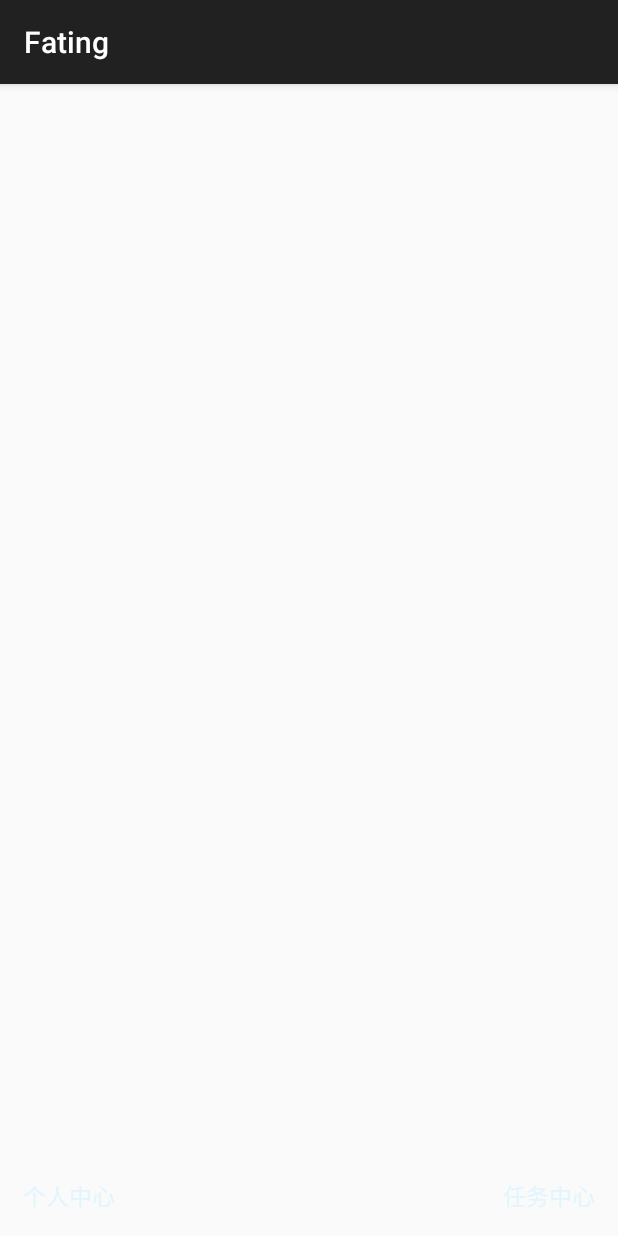
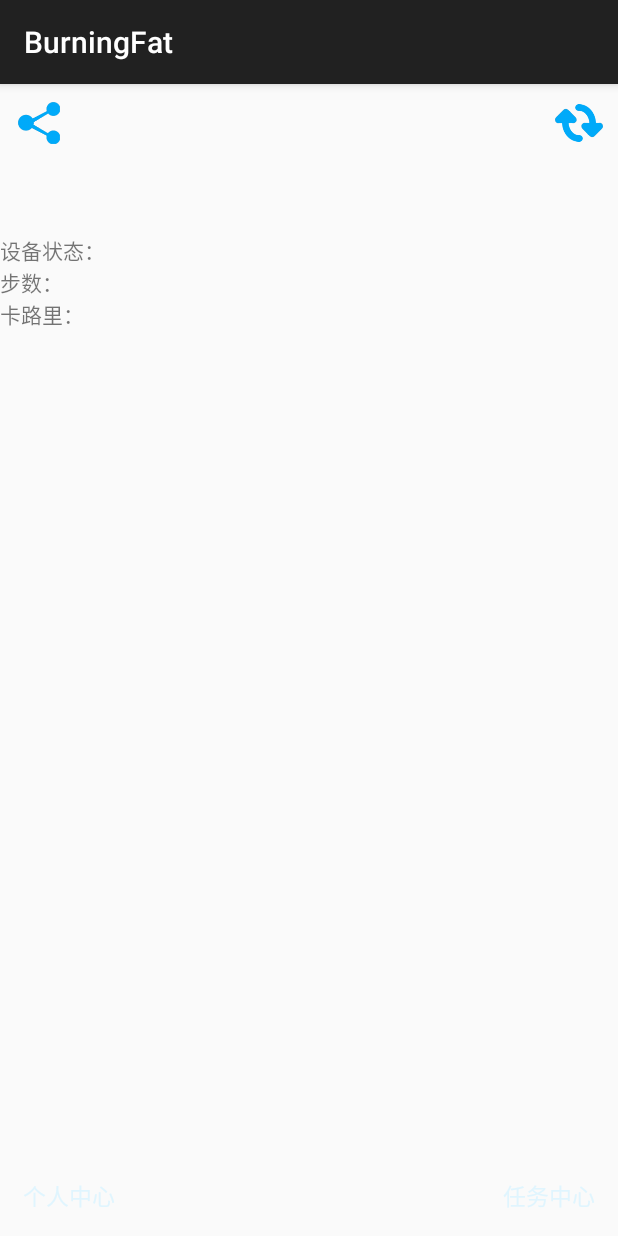
Before and after one commit to milov95/BurningFat, an Android app: the fragment HomeFragment shown on its own in the app's theme, on a phone screen of 412 x 824 dp. Run offline under Robolectric (Android 15) with nearby library versions, the phone set to English and light mode, and no system bars; plain views replace PercentRelativeLayout.

Commit message:
增加了PersonalFragment,MissionFragment以及用于测试的首页TextView

```diff
--- a/app/src/main/java/com/milov/fat/fragment/HomeFragment.java
+++ b/app/src/main/java/com/milov/fat/fragment/HomeFragment.java
@@ -1,19 +1,45 @@
 package com.milov.fat.fragment;
 
-import android.app.Fragment;
+
 import android.os.Bundle;
+import android.support.v4.app.Fragment;
 import android.view.LayoutInflater;
 import android.view.View;
+import android.view.View.OnClickListener;
 import android.view.ViewGroup;
+import android.widget.ImageView;
+import android.widget.TextView;
+
 import com.milov.fat.R;
+
+import org.w3c.dom.Text;
 
 /**
  * Created by Milov on 2015/8/22.
  */
-public class HomeFragment extends Fragment{
+public class HomeFragment extends Fragment implements OnClickListener {
+
     @Override
     public View onCreateView(LayoutInflater inflater, ViewGroup container,Bundle savedInstanceState) {
-        View view = inflater.inflate(R.layout.home_fragment_layout,container);
+        View view = inflater.inflate(R.layout.home_fragment_layout,container,false);
+        TextView personalView = (TextView) view.findViewById(R.id.personal_TextView);
+        TextView missionView = (TextView) view.findViewById(R.id.mission_TextView);
+        personalView.setOnClickListener(this);
+        missionView.setOnClickListener(this);
         return view;
     }
+
+    @Override
+    public void onClick(View v) {
+        if(getActivity() instanceof HomeFragClickListener){
+            ((HomeFragClickListener) getActivity()).onHomeFragClick(v);
+        }
+    }
+
+    //统一由Activity负责响应操作
+    public interface HomeFragClickListener{
+        void onHomeFragClick(View view);
+    }
+
+
 }
--- a/app/src/main/java/com/milov/fat/view/ActionBarLayout.java
+++ b/app/src/main/java/com/milov/fat/view/ActionBarLayout.java
@@ -2,6 +2,7 @@ package com.milov.fat.view;
 
 import android.content.Context;
 import android.util.AttributeSet;
+import android.util.Log;
 import android.view.ViewGroup;
 
 import com.milov.fat.util.DisplayUtil;
@@ -42,19 +43,20 @@ public class ActionBarLayout extends ViewGroup {
     protected void onMeasure(int widthMeasureSpec, int heightMeasureSpec){
         measureChildren(widthMeasureSpec, heightMeasureSpec);
         setMeasuredDimension(widthMeasureSpec, heightMeasureSpec);
-        //获取标题栏高度
-        BAR_HEIGHT=getHeight();
     }
 
     @Override
     public void onLayout(boolean changed, int left, int top, int right, int bottom){
+        //获取标题栏高度
+        BAR_HEIGHT=getHeight();
         //子控件的外边距
-        final int margin = displayUtil.dp2px(13);
+        final int margin = displayUtil.dp2px(0);
         //子控件的高度以及左右两个图标的宽度
         final int square = (int) BAR_HEIGHT - (2*margin);
         //部署控件
         //左边的图标
         getChildAt(0).layout(margin, margin, margin + square, margin + square);
+        Log.i("actionBar--layout", getChildAt(0).toString() + "-----"+BAR_HEIGHT+"|"+margin);
         //中间的文字
         getChildAt(1).layout(margin + square, margin, (int) SCREEN_WIDTH - margin - square,margin+square);
         //如果右边有图标，则部署
--- a/app/src/main/res/layout/home_fragment_layout.xml
+++ b/app/src/main/res/layout/home_fragment_layout.xml
@@ -16,27 +16,83 @@
 
     <com.milov.fat.view.ActionBarLayout
         android:layout_width="match_parent"
-        android:layout_height="50dp">
+        android:layout_height="52dp">
 
         <ImageView
-            android:id="@+id/share_button"
+            android:id="@+id/share_image"
             android:layout_width="0dp"
             android:layout_height="0dp"
-            android:src="@drawable/share"/>
+            android:src="@drawable/share"
+            android:padding="10dp"/>
 
         <TextView
             android:layout_width="wrap_content"
             android:layout_height="0dp"
             android:textSize="19dp"
-            android:gravity="center" />
+            android:gravity="center"
+            android:padding="10dp"/>
 
         <ImageView
-            android:id="@+id/refresh_button"
+            android:id="@+id/refresh_image"
             android:layout_width="0dp"
             android:layout_height="0dp"
-            android:src="@drawable/refresh"/>
+            android:src="@drawable/refresh"
+            android:padding="10dp"/>
 
     </com.milov.fat.view.ActionBarLayout>
+
+    <LinearLayout
+        android:layout_width="match_parent"
+        android:layout_height="wrap_content"
+        android:id="@+id/home_test"
+        android:orientation="horizontal"
+        android:layout_marginTop="100dp">
+
+        <LinearLayout
+            android:layout_width="wrap_content"
+            android:layout_height="wrap_content"
+            android:orientation="vertical">
+
+            <TextView
+                android:layout_width="wrap_content"
+                android:layout_height="wrap_content"
+                android:text="设备状态："
+                />
+            <TextView
+                android:layout_width="wrap_content"
+                android:layout_height="wrap_content"
+                android:text="步数："/>
+            <TextView
+                android:layout_width="wrap_content"
+                android:layout_height="wrap_content"
+                android:text="卡路里："/>
+        </LinearLayout>
+
+        <LinearLayout
+            android:layout_width="wrap_content"
+            android:layout_height="wrap_content"
+            android:orientation="vertical">
+
+            <TextView
+                android:id="@+id/test_device_state"
+                android:layout_width="wrap_content"
+                android:layout_height="wrap_content"
+                />
+            <TextView
+                android:id="@+id/test_steps"
+                android:layout_width="wrap_content"
+                android:layout_height="wrap_content"
+                />
+            <TextView
+                android:id="@+id/test_cal"
+                android:layout_width="wrap_content"
+                android:layout_height="wrap_content"
+                />
+        </LinearLayout>
+
+
+
+    </LinearLayout>
 
     <TextView
         android:id="@+id/circle_TextView"
--- a/app/src/main/res/values/colors.xml
+++ b/app/src/main/res/values/colors.xml
@@ -3,4 +3,7 @@
     <color name="black_overlay">#66000000</color>
     <color name="blue">#ff00aaf9</color>
     <color name="light_blue">#ffe0f5fe</color>
+    <color name="red">#ff5f63</color>
+    <color name="light_red">#ffc4c5</color>
+
 </resources>
--- a/app/src/main/res/values/strings.xml
+++ b/app/src/main/res/values/strings.xml
@@ -1,5 +1,5 @@
 <resources>
-    <string name="app_name">Fating</string>
+    <string name="app_name">BurningFat</string>
 
     <string name="dummy_button">Dummy Button</string>
     <string name="dummy_content">DUMMY\nCONTENT</string>
```
Also changed, not shown: app/src/main/java/com/milov/fat/activity/homeActivity.java (+75 -5 lines), app/src/main/java/com/milov/fat/fragment/MissionFragment.java (added, +35 -0 lines), app/src/main/java/com/milov/fat/fragment/PersonalFragment.java (added, +37 -0 lines), app/src/main/res/layout/home_activity_layout.xml (+5 -7 lines), app/src/main/res/layout/mission_fragment_layout.xml (added, +66 -0 lines), app/src/main/res/layout/personal_fragment_layout.xml (added, +57 -0 lines), app/src/main/res/drawable/back.png (added), app/src/main/res/drawable/setting.png (added).
